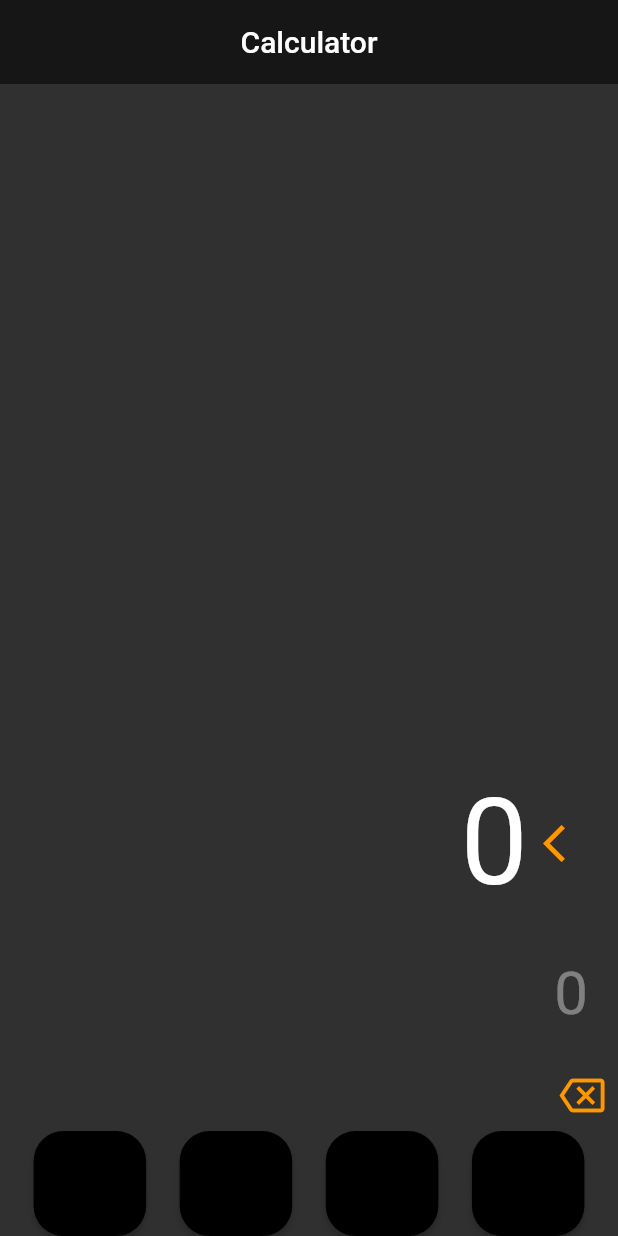
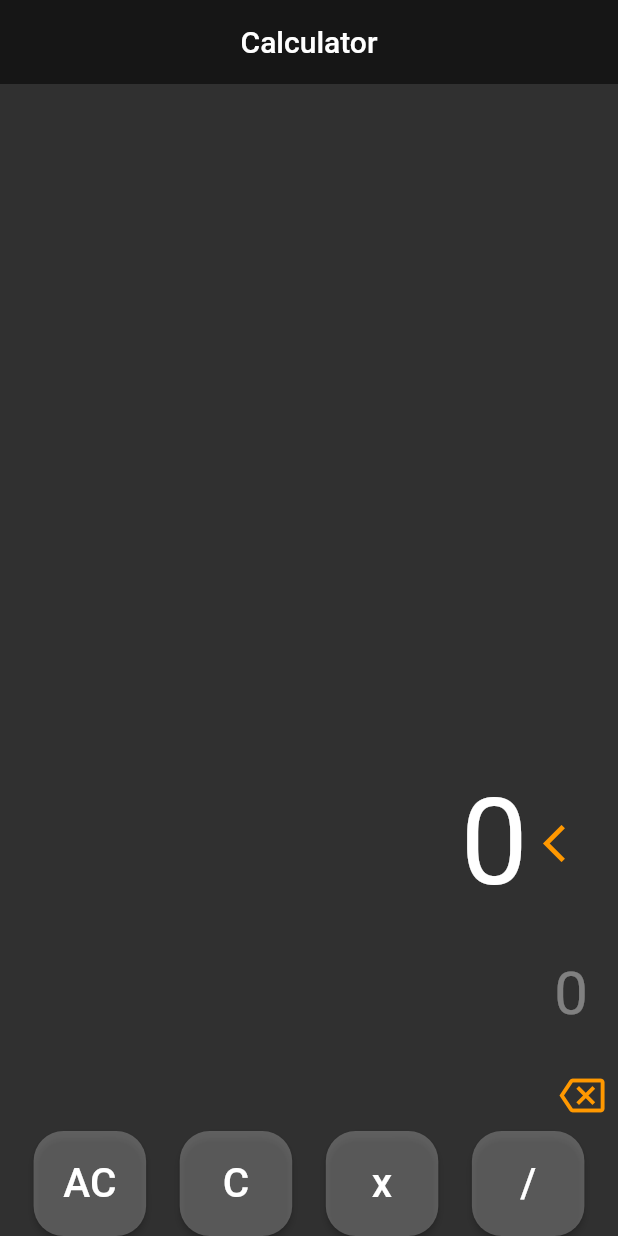
Before and after one commit to Alfombruh/mobilePiscine, a Flutter app: the screen it shows after launch, on a phone screen of 412 x 824 dp. Run offline on Flutter 3.47's test engine with Material 2 defaults, Android fonts, the phone set to English and light mode, and no system bars.

Commit message:
some small changes, does not break ex02 and calc fixes button

```diff
--- a/module00/calculator_proj/lib/srcs/calcbutton.dart
+++ b/module00/calculator_proj/lib/srcs/calcbutton.dart
@@ -1,12 +1,17 @@
-import 'dart:io';
-
 import 'package:flutter/material.dart';
 
+// class Stack<E> {
+//   final _list = <E>[];
+
+//   void push(E value) => _list.add(value);
+//   E pop() => {return (_list.first)};
+// }
+
 class CalcButton extends StatelessWidget {
-  const CalcButton(text, color, this.function, {super.key});
+  const CalcButton(this.text, this.color, this.function, {super.key});
 
-  final String text = "";
-  final Color color = Colors.black;
+  final String text;
+  final Color color;
   final void Function()? function;
 
   @override
--- a/module00/calculator_proj/lib/srcs/calculatorapp.dart
+++ b/module00/calculator_proj/lib/srcs/calculatorapp.dart
@@ -52,9 +52,9 @@ class _CalculatorAppState extends State<CalculatorApp> {
                 mainAxisAlignment: MainAxisAlignment.spaceEvenly,
                 children: [
                   CalcButton('AC', Colors.white24, () => buttonPressed("AC")),
-                  CalcButton('', Colors.white24, () => buttonPressed("")),
-                  CalcButton('', Colors.white24, () => buttonPressed("")),
-                  CalcButton('', Colors.white24, () => buttonPressed("")),
+                  CalcButton('C', Colors.white24, () => buttonPressed("C")),
+                  CalcButton('x', Colors.white24, () => buttonPressed("x")),
+                  CalcButton('/', Colors.white24, () => buttonPressed("/")),
                 ],
               ),
             ],
```
